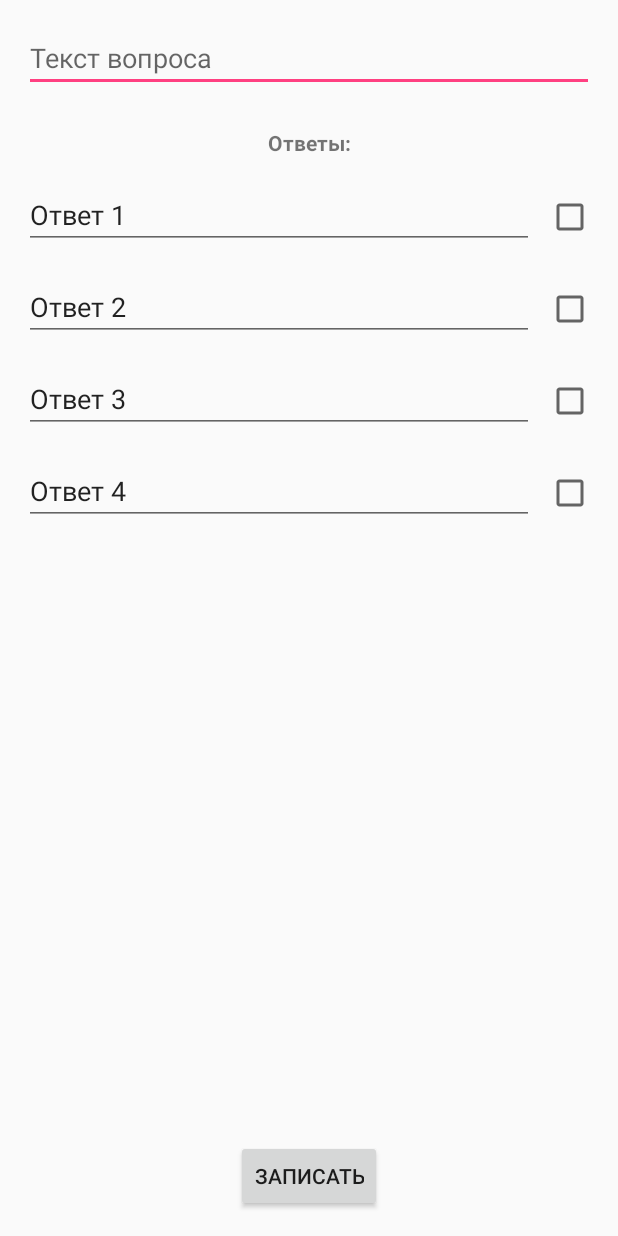
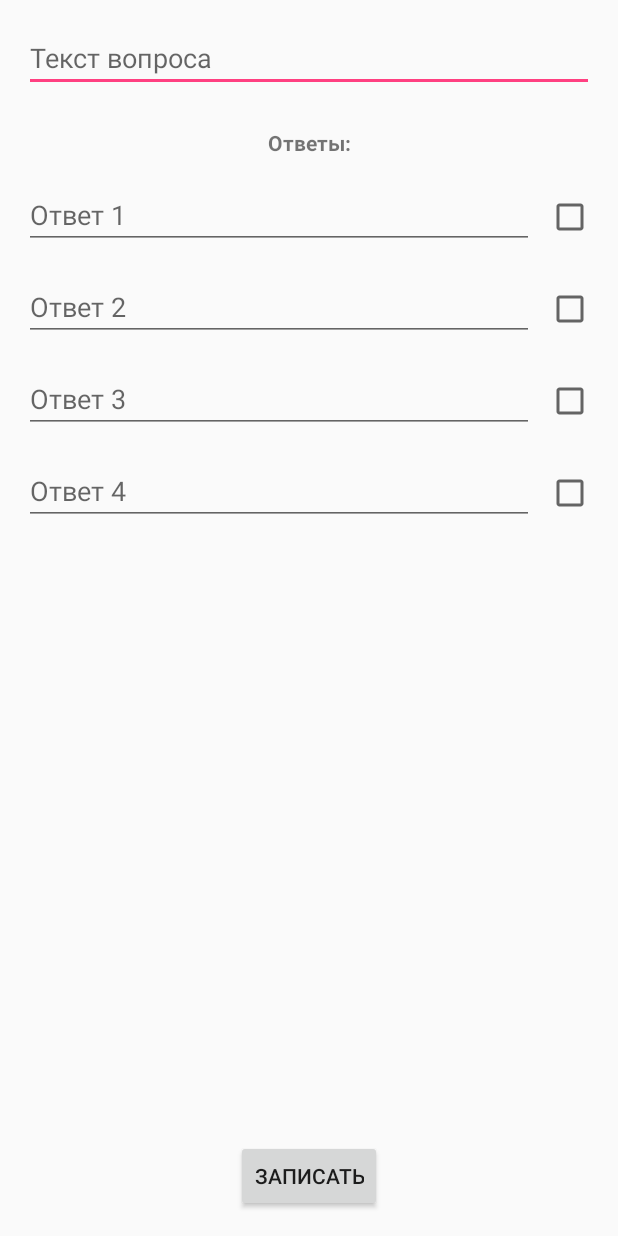
Before and after one commit to gangrave88/TestConstructor, an Android app: the NewTest screen opened directly, with no data from a screen before it, after a tap on "НОВЫЙ ВОПРОС", on a phone screen of 412 x 824 dp. Run offline under Robolectric (Android 15) with nearby library versions, the phone set to English and light mode, and no system bars; our stand-ins replace ButterKnife.

Commit message:
Спать....

```diff
--- a/app/src/main/java/com/gangrave88/testconstructor/NewTest.java
+++ b/app/src/main/java/com/gangrave88/testconstructor/NewTest.java
@@ -3,16 +3,22 @@ package com.gangrave88.testconstructor;
 import android.app.Activity;
 import android.content.Intent;
 import android.os.Bundle;
+import android.widget.SeekBar;
+import android.widget.TextView;
 
 import java.util.ArrayList;
 import java.util.List;
 
+import butterknife.BindView;
 import butterknife.ButterKnife;
 import butterknife.OnClick;
 
 public class NewTest extends Activity{
 
     List<Question> questions;
+    @BindView(R.id.name_test)TextView name_test;
+    @BindView(R.id.complexity)SeekBar complexity;
+
 
     @Override
     protected void onCreate(Bundle savedInstanceState) {
@@ -28,6 +34,13 @@ public class NewTest extends Activity{
         startActivityForResult(intent,1);
     }
 
+    @OnClick(R.id.save_test)
+    public void saveTest(){
+        Test test = new Test(name_test.toString(),complexity.getProgress(),questions);
+        finish();
+    }
+
+
     @Override
     protected void onActivityResult(int requestCode, int resultCode, Intent data) {
         if (resultCode==RESULT_OK) {
--- a/app/src/main/res/layout/new_question.xml
+++ b/app/src/main/res/layout/new_question.xml
@@ -41,7 +41,6 @@
         android:layout_width="0dp"
         android:layout_height="wrap_content"
         android:inputType="textPersonName"
-        android:text="@string/answer1"
         android:ems="10"
         android:id="@+id/answer1"
         android:layout_marginStart="16dp"
@@ -51,13 +50,13 @@
         app:layout_constraintTop_toBottomOf="@+id/textView2"
         app:layout_constraintRight_toLeftOf="@+id/answer_correct1"
         android:layout_marginEnd="8dp"
-        android:layout_marginRight="8dp" />
+        android:layout_marginRight="8dp"
+        android:hint="@string/answer1" />
 
     <EditText
         android:layout_width="0dp"
         android:layout_height="wrap_content"
         android:inputType="textPersonName"
-        android:text="@string/answer2"
         android:ems="10"
         android:id="@+id/answer2"
         android:layout_marginStart="16dp"
@@ -67,13 +66,13 @@
         app:layout_constraintTop_toBottomOf="@+id/answer1"
         app:layout_constraintRight_toLeftOf="@+id/answer_correct2"
         android:layout_marginEnd="8dp"
-        android:layout_marginRight="8dp" />
+        android:layout_marginRight="8dp"
+        android:hint="@string/answer2" />
 
     <EditText
         android:layout_width="0dp"
         android:layout_height="wrap_content"
         android:inputType="textPersonName"
-        android:text="@string/answer3"
         android:ems="10"
         android:id="@+id/answer3"
         android:layout_marginStart="16dp"
@@ -83,13 +82,13 @@
         app:layout_constraintTop_toBottomOf="@+id/answer2"
         app:layout_constraintRight_toLeftOf="@+id/answer_correct3"
         android:layout_marginEnd="8dp"
-        android:layout_marginRight="8dp" />
+        android:layout_marginRight="8dp"
+        android:hint="@string/answer3" />
 
     <EditText
         android:layout_width="0dp"
         android:layout_height="wrap_content"
         android:inputType="textPersonName"
-        android:text="@string/answer4"
         android:ems="10"
         android:id="@+id/answer4"
         android:layout_marginStart="16dp"
@@ -99,7 +98,8 @@
         app:layout_constraintTop_toBottomOf="@+id/answer3"
         app:layout_constraintRight_toLeftOf="@+id/answer_correct4"
         android:layout_marginEnd="8dp"
-        android:layout_marginRight="8dp" />
+        android:layout_marginRight="8dp"
+        android:hint="@string/answer4" />
 
     <Button
         android:text="@string/save"
```
